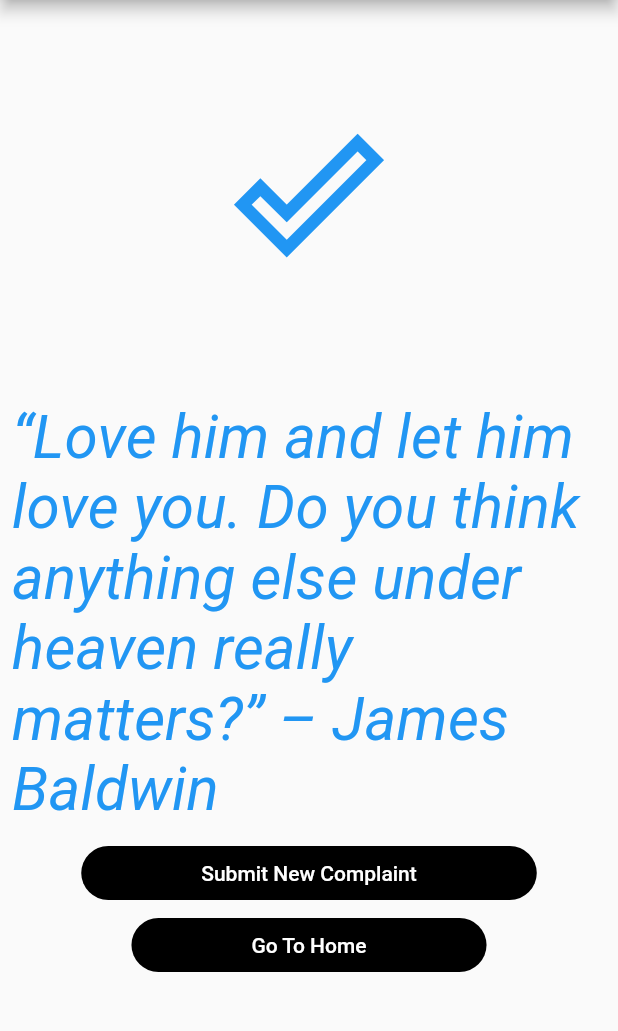
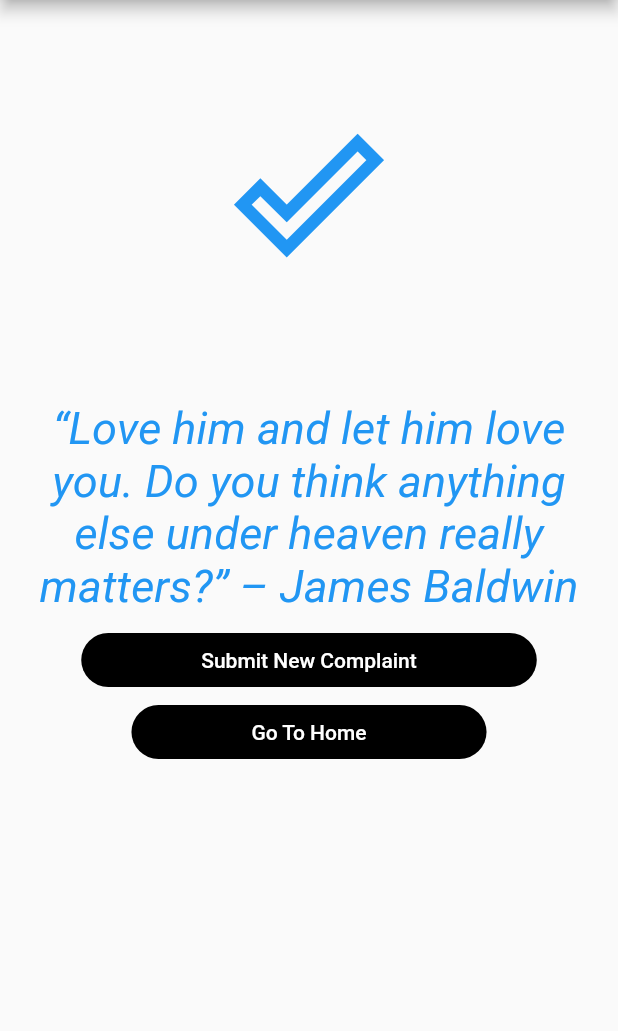
Before and after one commit to ShuvamJaswal/rightToPride, a Flutter app: the ComplaintDonePage screen opened directly, on a phone screen of 412 x 824 dp, the part 84-1115 px from its top. Run offline on Flutter 3.47's test engine with Material 2 defaults, Android fonts, the phone set to English and light mode, and no system bars; our stand-ins replace introduction_screen; missing offline and left inert: flutter_launcher_icons.

Commit message:
Some improvements

```diff
--- a/lib/providers/admin_provider.dart
+++ b/lib/providers/admin_provider.dart
@@ -48,7 +48,6 @@ class AdminProvider with ChangeNotifier {
     _somethingIsntGood = false;
     _isFetchingComplaint = true;
     notifyListeners();
-    print(token);
     String fetchComplaintUrl =
         "https://right-to-pride-default-rtdb.firebaseio.com/complaints.json?auth=$token";
     try {
--- a/lib/providers/user_auth_provider.dart
+++ b/lib/providers/user_auth_provider.dart
@@ -28,7 +28,7 @@ class UserAuthProvider with ChangeNotifier {
             'returnSecureToken': true,
           }));
       final responseData = json.decode(response.body);
-      print(response.body);
+
       if (responseData['error'] != null) {
         throw HttpException(responseData['error']['message']);
       } else {
--- a/lib/screens/complaint_done.dart
+++ b/lib/screens/complaint_done.dart
@@ -1,3 +1,5 @@
+import 'dart:math';
+
 import 'package:flutter/material.dart';
 import 'package:right_to_pride/screens/choose_user_screen.dart';
 import 'package:right_to_pride/screens/user_page.dart';
@@ -46,9 +48,10 @@ class ComplaintDoneUi extends StatelessWidget {
             child: Padding(
           padding: const EdgeInsets.all(8.0),
           child: Text(
-            quotes[0],
+            quotes[Random().nextInt(quotes.length)],
+            textAlign: TextAlign.center,
             style: TextStyle(
-                fontStyle: FontStyle.italic, fontSize: 40, color: Colors.blue),
+                fontStyle: FontStyle.italic, fontSize: 30, color: Colors.blue),
           ),
         )),
         TextButton(
--- a/lib/screens/user_page.dart
+++ b/lib/screens/user_page.dart
@@ -117,7 +117,7 @@ class _ComplaintInputState extends State<ComplaintInput> {
 
                           complaintText.text = "";
                           userNameText.text = "";
-                          printStatus(userComplaintP.isSuccess.toString());
+
                           !(userComplaintP.isSuccess)
                               ? Navigator.push(
                                   context,
```
Also changed, not shown: 1 other file.
